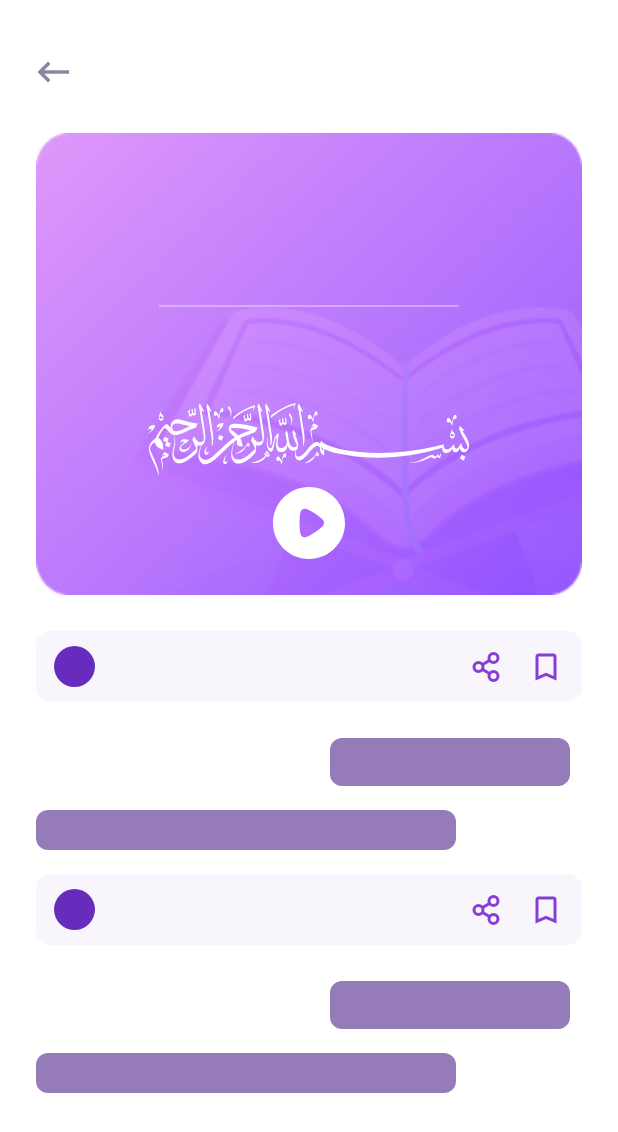
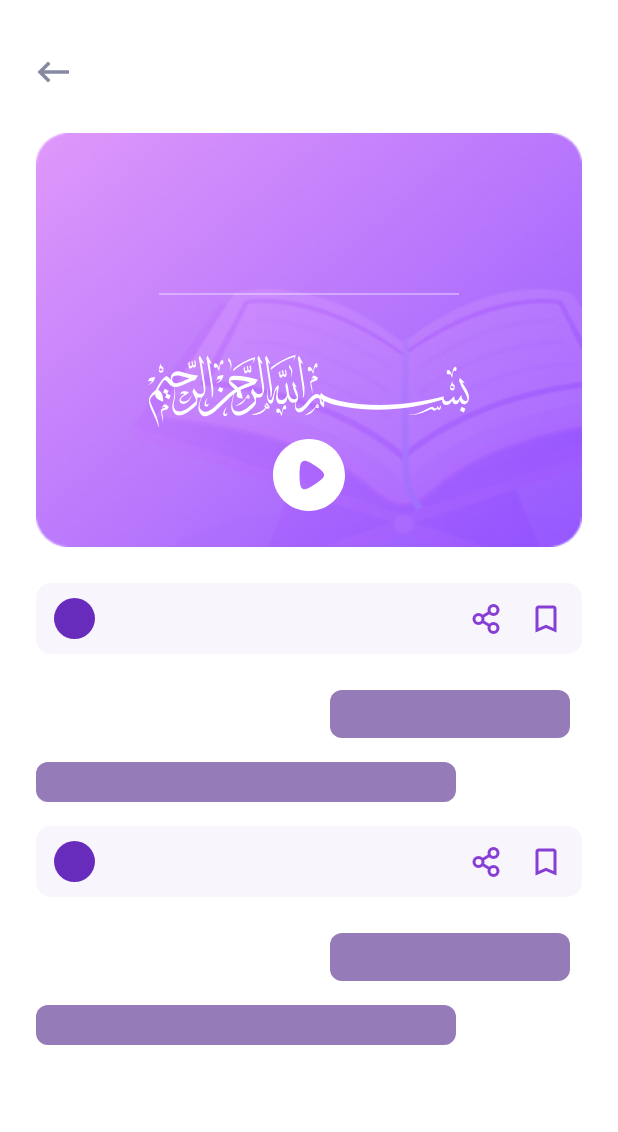
Before and after one commit to galihif/My-Quran, an Android app: the SurahActivity screen opened directly, with no data from a screen before it, on a phone screen of 412 x 824 dp. Shown: the top 1132 px of the screen. Run offline under Robolectric (Android 15) with nearby library versions, the phone set to English and light mode, and no system bars; our stand-ins replace Shimmer; libraries missing offline, so code that uses them is left out: com.google.android.exoplayer2; Roboto replaces fonts that are not available here.

Commit message:
resize margin

```diff
--- a/app/src/main/res/layout/surah_detail.xml
+++ b/app/src/main/res/layout/surah_detail.xml
@@ -31,7 +31,7 @@
     <ImageView
         android:layout_width="wrap_content"
         android:layout_height="wrap_content"
-        android:layout_marginVertical="16dp"
+        android:layout_marginVertical="8dp"
         android:importantForAccessibility="no"
         android:src="@drawable/ic_surah_detail_divider"/>
 
@@ -48,7 +48,7 @@
     <ImageView
         android:layout_width="wrap_content"
         android:layout_height="wrap_content"
-        android:layout_marginTop="24dp"
+        android:layout_marginTop="8dp"
         android:src="@drawable/ic_basmalah"
         android:importantForAccessibility="no"/>
 
```
